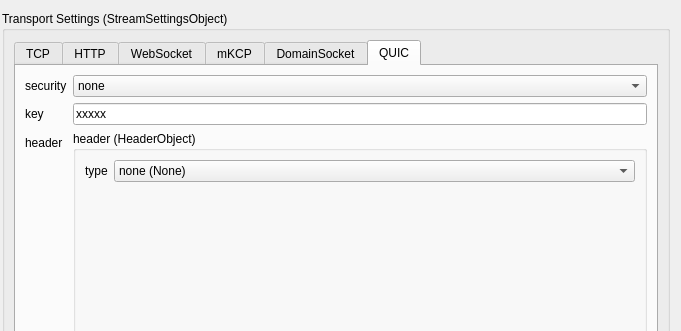
Before: the Qt Designer form src/ConnectionEditWindow.ui in darsvador/qvssr, drawn with Qt 5; both pictures show x 307 to 988 and y 0 to 331 of the 988 by 530 pixel window.
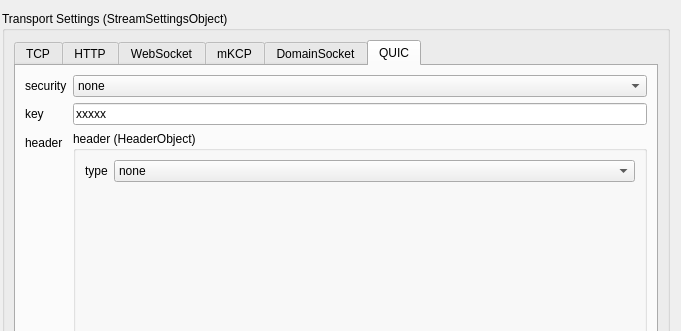
After: the same form once the commit is applied. The open tabs and pages were chosen to show the change.

The edit to the form file:
```diff
--- a/src/ConnectionEditWindow.ui
+++ b/src/ConnectionEditWindow.ui
@@ -794,7 +794,7 @@
                    </property>
                    <item>
                     <property name="text">
-                     <string>none (None)</string>
+                     <string>none</string>
                     </property>
                    </item>
                    <item>
```
Left out of the diff: 8 changed lines with no effect on the pictures.
